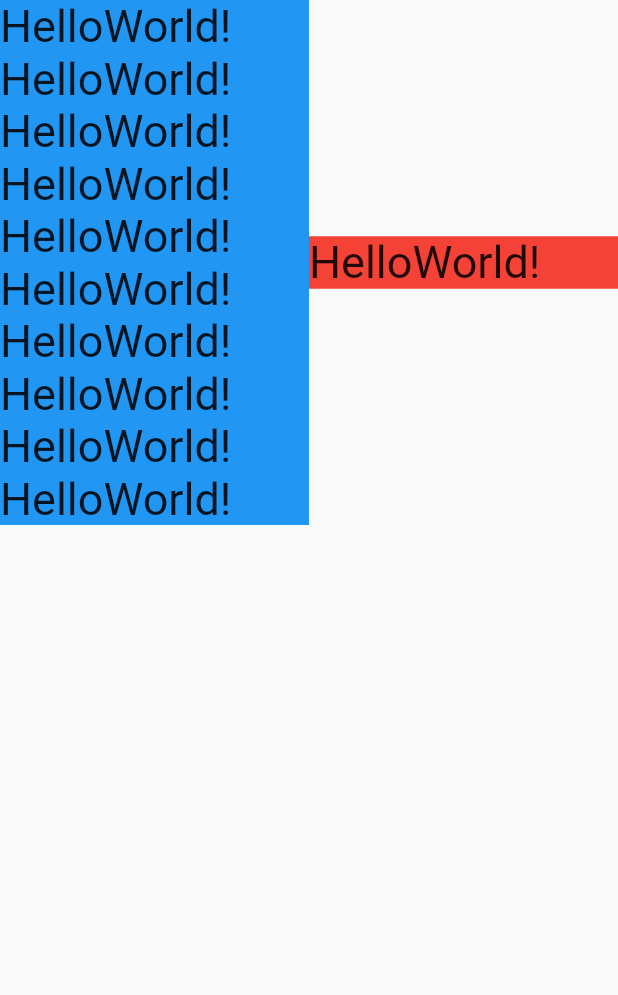
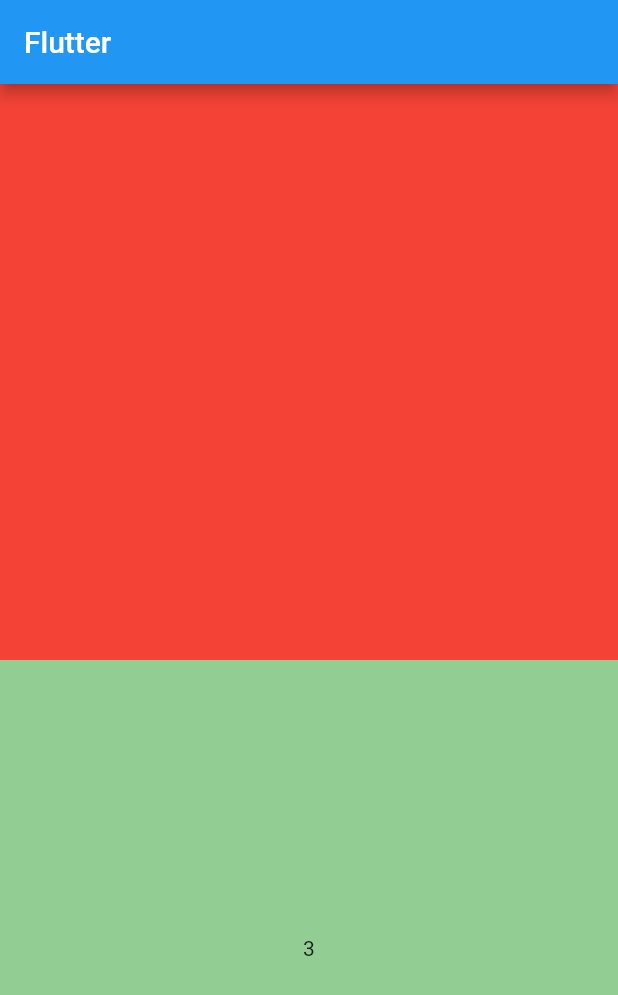
Before and after one commit to khoon9/practice-flutter, a Flutter app: the screen it shows after launch, on a phone screen of 412 x 824 dp. Shown: the top 995 px of the screen. Run offline on Flutter 3.47's test engine with Material 2 defaults, Android fonts, the light colour scheme and no system bars.

Commit message:
feat: add the contents practiced in lectures 09(about flutter stateful widget)

```diff
--- a/flutter_project01/lib/main.dart
+++ b/flutter_project01/lib/main.dart
@@ -1,44 +1,94 @@
 import 'package:flutter/material.dart';
 
 void main() {
-  runApp(const MaterialApp(
-    home: HomeWidget(),
+  runApp(MaterialApp(
+    home: Scaffold(
+      appBar: AppBar(
+        title: Text('Flutter'),
+      ),
+      body: Body(),
+    ),
   ));
 }
 
-class HomeWidget extends StatelessWidget {
-  const HomeWidget({super.key});
+class Body extends StatelessWidget {
+  const Body({super.key});
 
   @override
   Widget build(BuildContext context) {
-    return const SafeArea(
-      child: Scaffold(body: ConstraintsWidget()),
+    return const Column(
+      children: [
+        ExampleStateless(),
+        ExampleStateful(index: 3),
+      ],
     );
   }
 }
 
-class ConstraintsWidget extends StatelessWidget {
-  const ConstraintsWidget({super.key});
+class ExampleStateless extends StatelessWidget {
+  const ExampleStateless({super.key});
 
   @override
   Widget build(BuildContext context) {
-    return Row(
-      children: [
-        Expanded(
-            child: Container(
-                color: Colors.blue,
-                child: Text(
-                  'HelloWorld!HelloWorld!HelloWorld!HelloWorld!HelloWorld!HelloWorld!HelloWorld!HelloWorld!HelloWorld!HelloWorld!',
-                  style: TextStyle(fontSize: 30),
-                ))),
-        Expanded(
-            child: Container(
-                color: Colors.red,
-                child: Text(
-                  'HelloWorld!',
-                  style: TextStyle(fontSize: 30),
-                ))),
-      ],
+    return Expanded(
+      child: Container(
+        color: Colors.red,
+      ),
     );
   }
 }
+
+class ExampleStateful extends StatefulWidget {
+  final int index;
+
+  const ExampleStateful({required this.index,super.key});
+
+  @override
+  State<ExampleStateful> createState() => _ExampleStatefulState();
+}
+class _ExampleStatefulState extends State<ExampleStateful> {
+  // 언더바 는 private 변수를 의미한다
+  late int _index;
+  late TextEditingController textEditingController;
+
+  @override
+  void initState() {
+    super.initState();
+    _index = widget.index;
+    textEditingController = TextEditingController();
+  }
+
+  // 이 안에서 Stream 을 사용하거나 다른 네트워크 통신 객체를 가져가서 쓴다던지
+  // 스크롤 컨트롤러나 텍스트 컨트롤러 객체들이 상황 종결임을 알려주는 역할을 수행하여 리소스를 반환
+  @override
+  void dispose() {
+    textEditingController.dispose();
+    super.dispose();
+  }
+
+  @override
+  Widget build(BuildContext context) {
+    // GestureDetector 란 위젯안에서 특정한 엑션에 대해 감지하는 역할을 수행한다.
+    return Expanded(
+      child: GestureDetector(
+        onTap: (){
+          // state 가 바뀌었다는 걸 위젯한테 알려준다.
+          setState(() {
+
+          });
+          if(_index == 5){
+            _index = 0;
+            return;
+          }
+          _index++;
+        },
+        child: Container(
+        color: Colors.green.withOpacity(_index/5),
+          child: Center(
+            child: Text('$_index'),
+          ),
+        ),
+      ),
+    );
+  }
+}
```
